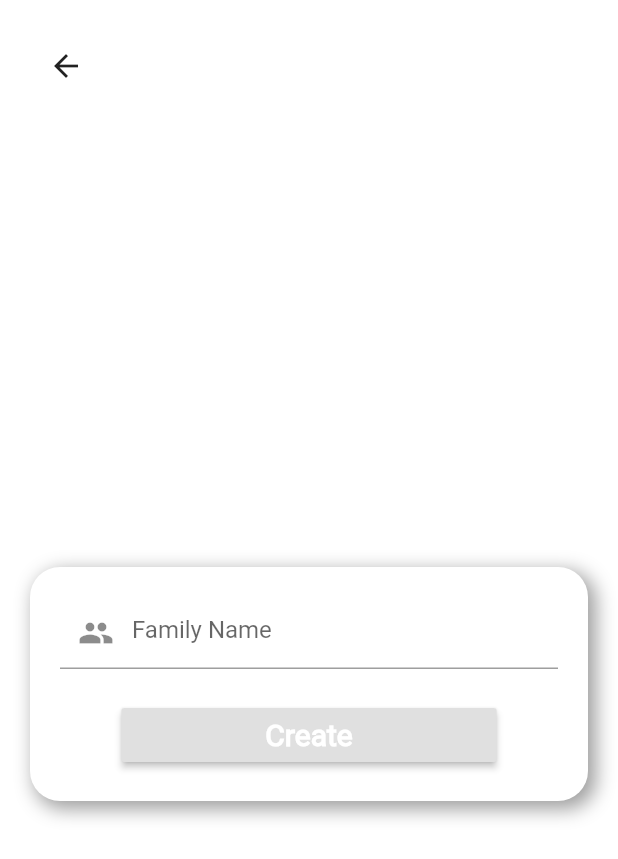
After one commit to peyalrhmn/Family-App, a Flutter app: the CreateGroup screen opened directly, after a tap on "Create", on a phone screen of 412 x 824 dp. The commit adds this screen. Shown: the top 859 px of the screen. Run offline on Flutter 3.47's test engine with Material 2 defaults, Android fonts, the phone set to English and light mode, and no system bars; our stand-ins replace cloud_firestore, firebase_auth, firebase_core, flutter_speed_dial; accounts and stored records are empty.

Commit message:
family group create, connect to firebase, family group join

```diff
--- /dev/null
+++ b/familyappver1/lib/Screens/CreateFamily/createFamily.dart
@@ -0,0 +1,91 @@
+import 'package:cloud_firestore/cloud_firestore.dart';
+import 'package:familyappver1/widgets/shadowContainer.dart';
+import 'package:firebase_auth/firebase_auth.dart';
+import 'package:flutter/material.dart';
+import 'package:provider/provider.dart';
+
+class CreateGroup extends StatefulWidget {
+  @override
+  _CreateGroupState createState() => _CreateGroupState();
+}
+
+class _CreateGroupState extends State<CreateGroup> {
+  final FirebaseAuth auth = FirebaseAuth.instance;
+
+  // void inputData() {
+  //   final User? user = auth.currentUser;
+  //   final uid = user!.uid;
+  //   // here you write the codes to input the data into firestore
+  // }
+  TextEditingController _groupNameController = TextEditingController();
+  @override
+  Widget build(BuildContext context) {
+    return Scaffold(
+      body: Column(
+        children: <Widget>[
+          Padding(
+            padding: const EdgeInsets.all(20.0),
+            child: Row(
+              children: <Widget>[BackButton()],
+            ),
+          ),
+          Spacer(),
+          Padding(
+            padding: const EdgeInsets.all(20.0),
+            child: ShadowContainer(
+              child: Column(
+                children: <Widget>[
+                  TextFormField(
+                    controller: _groupNameController,
+                    decoration: InputDecoration(
+                      prefixIcon: Icon(Icons.group),
+                      hintText: "Family Name",
+                    ),
+                  ),
+                  SizedBox(
+                    height: 20.0,
+                  ),
+                  RaisedButton(
+                    child: Padding(
+                      padding: EdgeInsets.symmetric(horizontal: 80),
+                      child: Text(
+                        "Create",
+                        style: TextStyle(
+                          color: Colors.white,
+                          fontWeight: FontWeight.bold,
+                          fontSize: 20.0,
+                        ),
+                      ),
+                    ),
+                    onPressed: () async {
+                      try{
+                        final User? user = auth.currentUser;
+                        final uid = user!.uid;
+                        List<String> members= [];
+                        members.add(uid);
+                        DocumentReference _docRef=await FirebaseFirestore.instance.collection("families").add({
+                          'Name': _groupNameController.text,
+                          'creator': uid,
+                          'members': members,
+                          'Created At': Timestamp.now(),
+                        });
+                         await FirebaseFirestore.instance.collection("users").doc(uid).update({
+                           'FamilyId': _docRef.id,
+                         });
+                         Scaffold.of(context).showSnackBar(new SnackBar(content: new Text("Family Created"),));
+
+                      } catch (e){
+                        print(e);
+                      }
+                    },
+                  ),
+                ],
+              ),
+            ),
+          ),
+          Spacer(),
+        ],
+      ),
+    );
+  }
+}
--- a/familyappver1/lib/Screens/LandingPage/parts/body.dart
+++ b/familyappver1/lib/Screens/LandingPage/parts/body.dart
@@ -41,6 +41,8 @@
 //   }
 // }
 import 'package:familyappver1/Authentication/authentication_services.dart';
+import 'package:familyappver1/Screens/CreateFamily/createFamily.dart';
+import 'package:familyappver1/Screens/JoinFamily/joinFamily.dart';
 import 'package:firebase_auth/firebase_auth.dart';
 import 'package:flutter/material.dart';
 import 'package:flutter_speed_dial/flutter_speed_dial.dart';
@@ -60,7 +62,16 @@ class LandingPage extends StatelessWidget{
       ]
   )
   );
-
+  void _goToJoin(BuildContext context){
+    Navigator.push(context, MaterialPageRoute(builder: (context)=>JoinGroup(),
+    ),
+    );
+  }
+  void _goToCreate(BuildContext context){
+    Navigator.push(context, MaterialPageRoute(builder: (context)=>CreateGroup(),
+    ),
+    );
+  }
   @override
   Widget build(BuildContext context) =>Scaffold(
     appBar: AppBar(
@@ -85,6 +96,16 @@ class LandingPage extends StatelessWidget{
             label: 'Notify Family',
         ),
         SpeedDialChild(
+          child: Icon(Icons.family_restroom_outlined),
+          label: 'Create Family',
+          onTap: () => _goToCreate(context),
+        ),
+        SpeedDialChild(
+            child: Icon(Icons.family_restroom),
+            label: 'Join Family',
+            onTap: () => _goToJoin(context),
+        ),
+        SpeedDialChild(
             child: Icon(Icons.logout),
             label: 'Logout',
             onTap: (){
--- a/familyappver1/lib/Screens/SignUpPage/parts/body.dart
+++ b/familyappver1/lib/Screens/SignUpPage/parts/body.dart
@@ -134,7 +134,7 @@ class _SignUpState extends State<Body> {
                             'Full Name': _fName,
                             'email': _email,
                             'password': _password,
-
+                            'FamilyID': null,
 
                           });
 
--- /dev/null
+++ b/familyappver1/lib/widgets/shadowContainer.dart
@@ -0,0 +1,30 @@
+import 'package:flutter/material.dart';
+
+class ShadowContainer extends StatelessWidget {
+  final Widget child;
+
+  const ShadowContainer({Key? key, required this.child}) : super(key: key);
+
+  @override
+  Widget build(BuildContext context) {
+    return Container(
+      padding: EdgeInsets.all(20.0),
+      decoration: BoxDecoration(
+        color: Colors.white,
+        borderRadius: BorderRadius.circular(20.0),
+        boxShadow: [
+          BoxShadow(
+            color: Colors.grey,
+            blurRadius: 10.0,
+            spreadRadius: 1.0,
+            offset: Offset(
+              4.0,
+              4.0,
+            ),
+          )
+        ],
+      ),
+      child: child,
+    );
+  }
+}
```
Also changed, not shown: familyappver1/lib/Screens/JoinFamily/joinFamily.dart (added, +82 -0 lines), familyappver1/lib/models/familyGroup.dart (added, +16 -0 lines), 1 other file.
